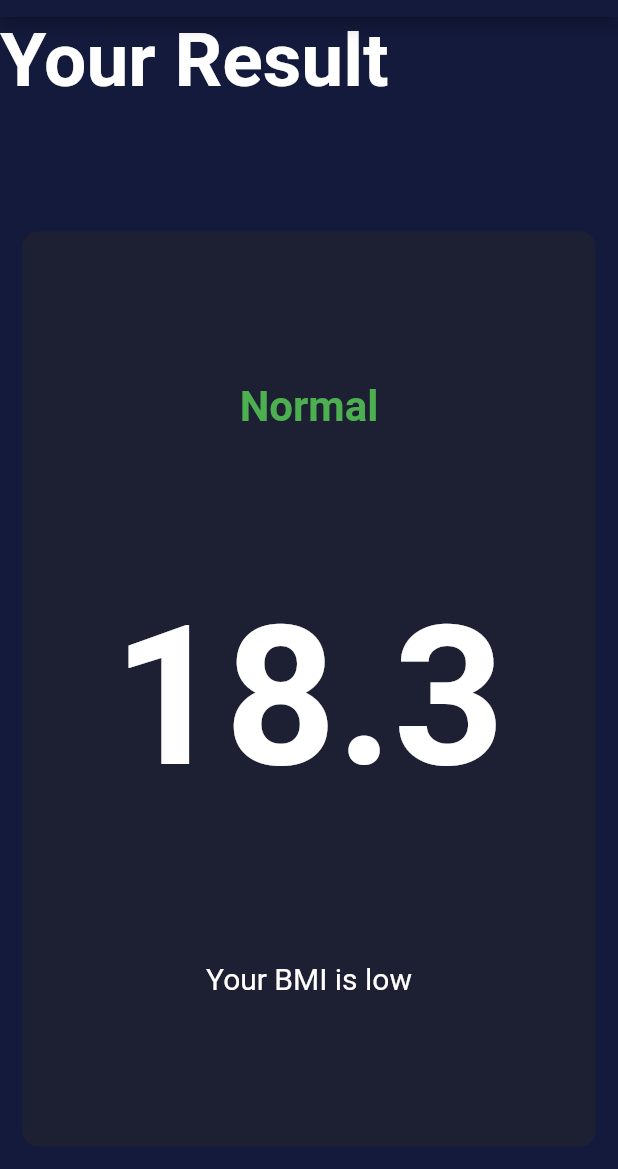
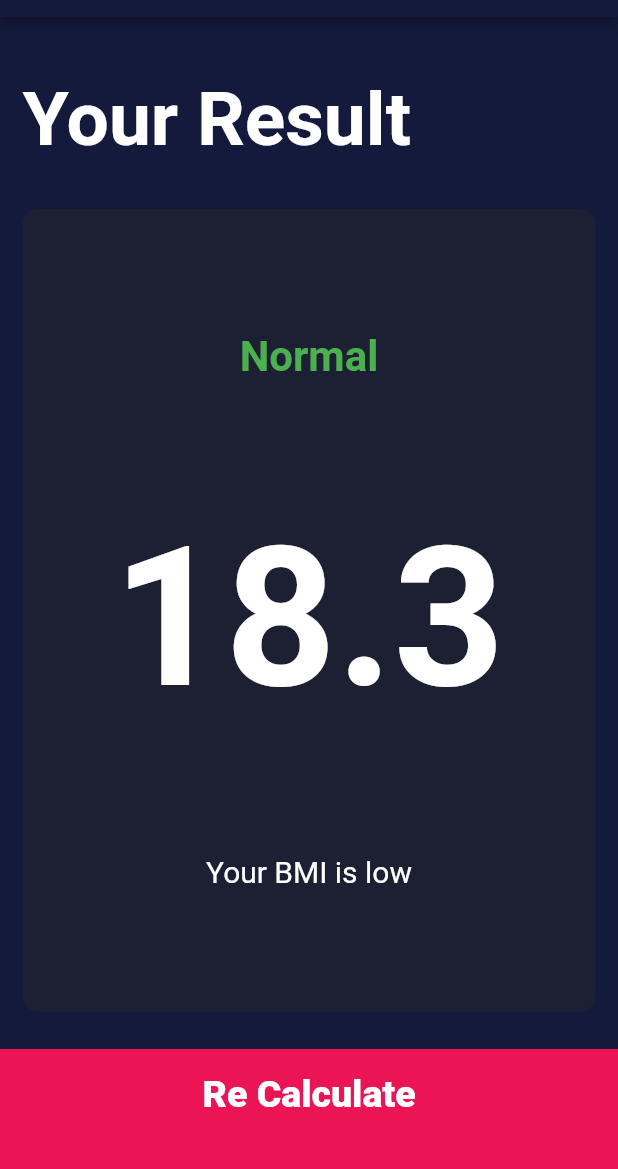
Before and after one commit to mtalharana/bmi_calculator_flutter, a Flutter app: the result screen opened directly, on a phone screen of 412 x 824 dp, the part 67-1236 px from its top. Run offline on Flutter 3.47's test engine with Material 2 defaults, Android fonts, the phone set to English and light mode, and no system bars; our stand-ins replace font_awesome_flutter.

Commit message:
before functionality

```diff
--- a/lib/result.dart
+++ b/lib/result.dart
@@ -1,10 +1,11 @@
-// ignore_for_file: camel_case_types, use_key_in_widget_constructors, avoid_unnecessary_containers, prefer_const_constructors, unnecessary_import, prefer_const_literals_to_create_immutables, duplicate_ignore
+// ignore_for_file: camel_case_types, use_key_in_widget_constructors, avoid_unnecessary_containers, prefer_const_constructors, unnecessary_import, prefer_const_literals_to_create_immutables, duplicate_ignore, unused_import
 // ignore:
 import 'package:bmi_calculator_flutter/constants.dart';
 import 'package:bmi_calculator_flutter/reuseable_card.dart';
 import 'package:flutter/material.dart';
 import 'package:flutter/widgets.dart';
 import 'input_page.dart';
+import 'bottom-button.dart';
 
 class result extends StatelessWidget {
   @override
@@ -21,6 +22,8 @@ class result extends StatelessWidget {
           children: <Widget>[
             Expanded(
               child: Container(
+                padding: EdgeInsets.all(15),
+                alignment: Alignment.bottomLeft,
                 child: Text(
                   'Your Result',
                   style: TextStyle(fontSize: 50, fontWeight: FontWeight.bold),
@@ -50,7 +53,11 @@ class result extends StatelessWidget {
                     Text('Your BMI is low', style: TextStyle(fontSize: 20)),
                   ],
                 ),
-                onPressed: () {
+                onPressed: () {},
+              ),
+            ),
+            buttombutton(
+                onTapped: () {
                   Navigator.push(
                     context,
                     MaterialPageRoute(
@@ -60,8 +67,7 @@ class result extends StatelessWidget {
                     ),
                   );
                 },
-              ),
-            ),
+                buttontitle: 'Re Calculate')
           ]),
     );
   }
```
Also changed, not shown: lib/calculator_brain.dart (added, +28 -0 lines), lib/input_page.dart (+8 -5 lines).
